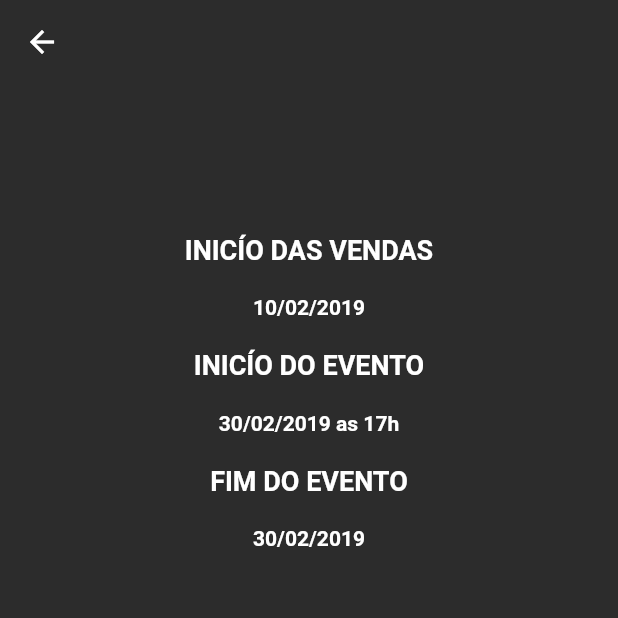
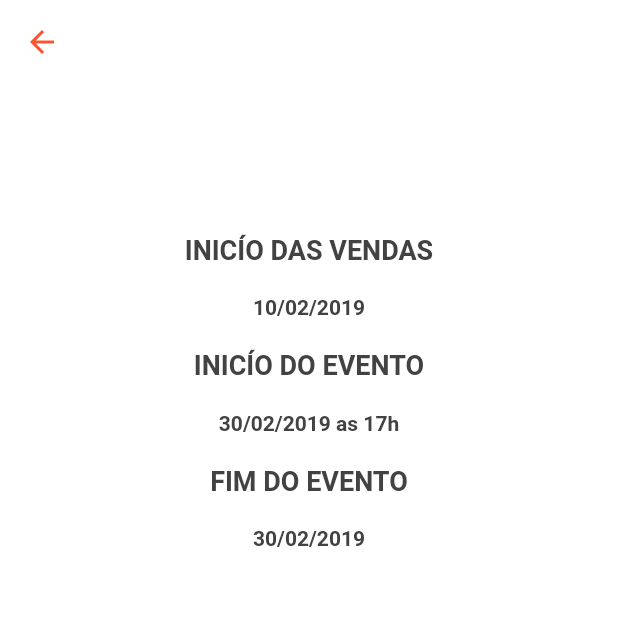
Before and after one commit to jaelsondev/fast, a Flutter app: the EventScreen screen opened directly, on a phone screen of 412 x 824 dp, the top half of it. Run offline on Flutter 3.47's test engine with Material 2 defaults, Android fonts, the phone set to English and light mode, and no system bars.

Commit message:
view: tela evento

```diff
--- a/lib/src/ui/Event/event_screen.dart
+++ b/lib/src/ui/Event/event_screen.dart
@@ -3,10 +3,10 @@ import 'package:flutter/material.dart';
 class EventScreen extends StatelessWidget {
   @override
   Widget build(BuildContext context) {
-    return  Scaffold(
-        backgroundColor: Color(0xFF2C2C2C),
+    return Scaffold(
+        backgroundColor: Colors.white,
         appBar: new AppBar(
-          iconTheme: IconThemeData(color: Colors.white),
+          iconTheme: IconThemeData(color: Theme.of(context).primaryColor),
           backgroundColor: Colors.transparent,
           elevation: 0.0,
         ),
@@ -18,55 +18,37 @@ class EventScreen extends StatelessWidget {
               Text(
                 'INICÍO DAS VENDAS',
                 textAlign: TextAlign.center,
-                style: TextStyle(
-                    fontSize: 18.0,
-                    color: Colors.white,
-                    fontWeight: FontWeight.bold),
+                style: TextStyle(fontSize: 18.0, fontWeight: FontWeight.bold),
               ),
               SizedBox(height: 20.0),
               Text(
                 '10/02/2019',
                 textAlign: TextAlign.center,
-                style: TextStyle(
-                    fontSize: 14.0,
-                    color: Colors.white,
-                    fontWeight: FontWeight.bold),
+                style: TextStyle(fontSize: 14.0, fontWeight: FontWeight.bold),
               ),
               SizedBox(height: 20.0),
               Text(
                 'INICÍO DO EVENTO',
                 textAlign: TextAlign.center,
-                style: TextStyle(
-                    fontSize: 18.0,
-                    color: Colors.white,
-                    fontWeight: FontWeight.bold),
+                style: TextStyle(fontSize: 18.0, fontWeight: FontWeight.bold),
               ),
               SizedBox(height: 20.0),
               Text(
                 '30/02/2019 as 17h',
                 textAlign: TextAlign.center,
-                style: TextStyle(
-                    fontSize: 14.0,
-                    color: Colors.white,
-                    fontWeight: FontWeight.bold),
+                style: TextStyle(fontSize: 14.0, fontWeight: FontWeight.bold),
               ),
               SizedBox(height: 20.0),
               Text(
                 'FIM DO EVENTO',
                 textAlign: TextAlign.center,
-                style: TextStyle(
-                    fontSize: 18.0,
-                    color: Colors.white,
-                    fontWeight: FontWeight.bold),
+                style: TextStyle(fontSize: 18.0, fontWeight: FontWeight.bold),
               ),
               SizedBox(height: 20.0),
               Text(
                 '30/02/2019',
                 textAlign: TextAlign.center,
-                style: TextStyle(
-                    fontSize: 14.0,
-                    color: Colors.white,
-                    fontWeight: FontWeight.bold),
+                style: TextStyle(fontSize: 14.0, fontWeight: FontWeight.bold),
               ),
             ],
           ),
```
